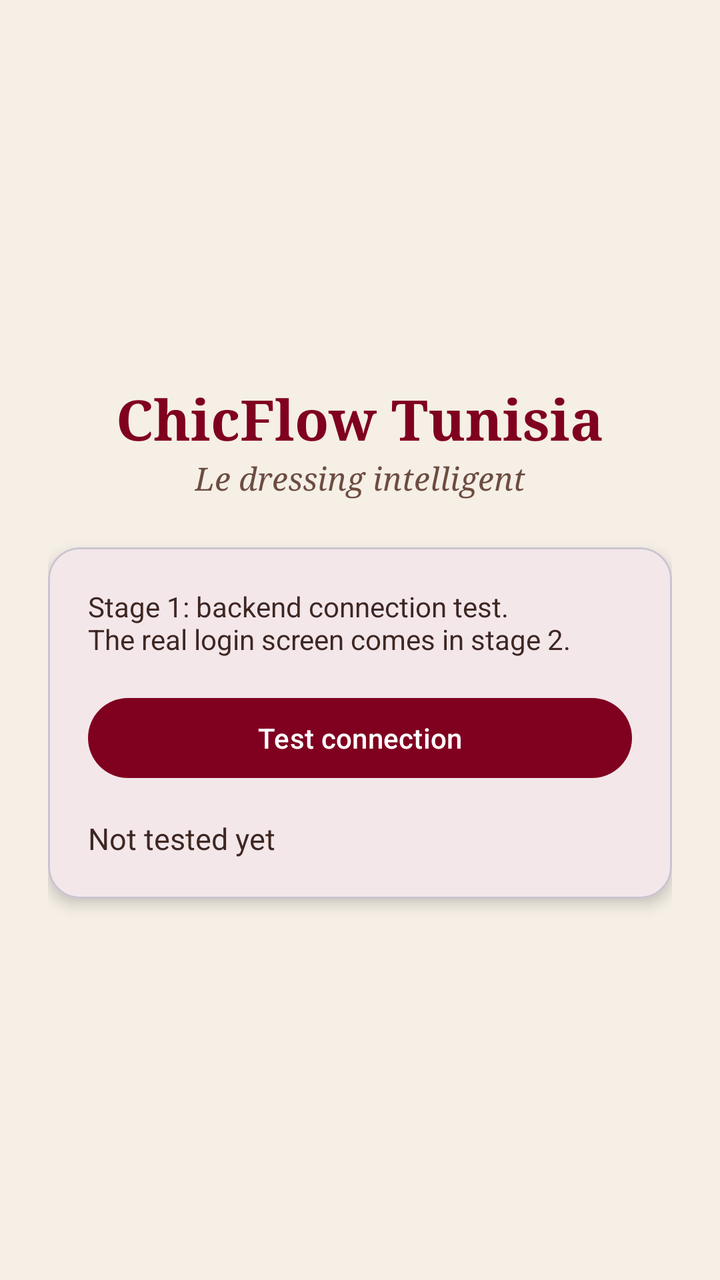
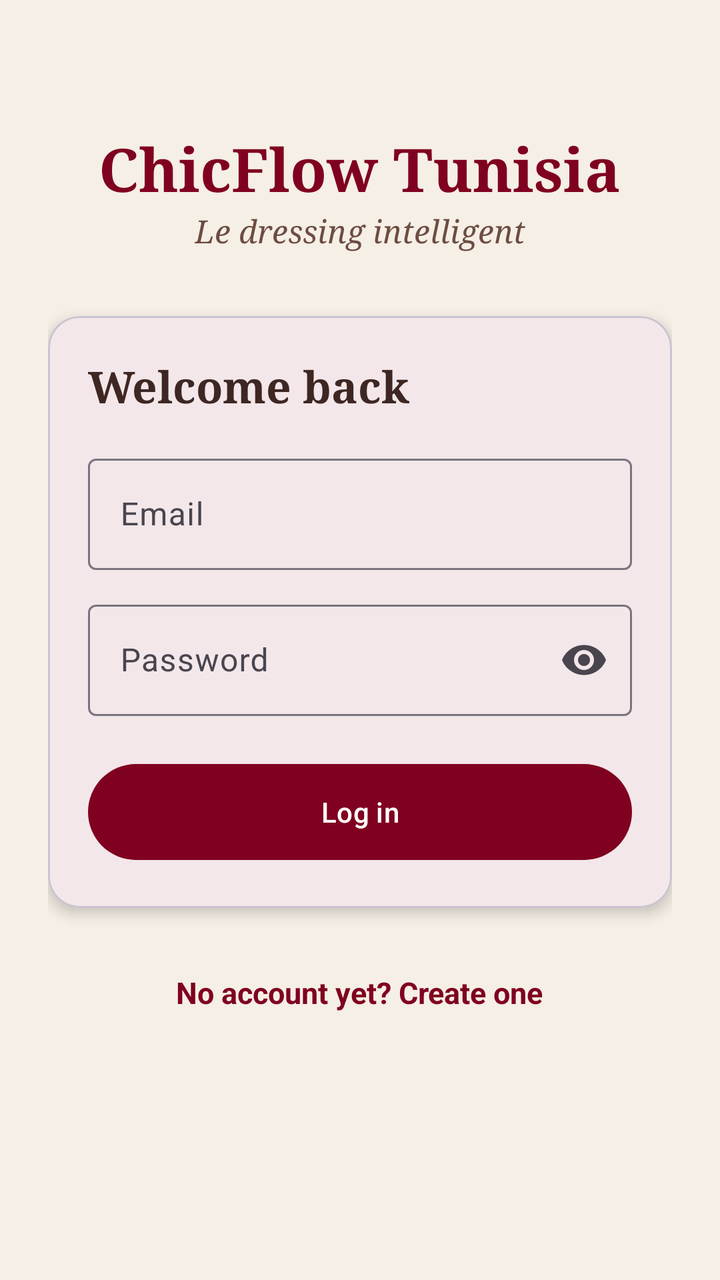

Compare the two renders of this Android layout. The source of the first and the diff that turns it into the second are given below.
<!-- AndroidManifest.xml: application theme Theme.ChicFlow -->
<!-- res/layout/activity_login.xml -->
<?xml version="1.0" encoding="utf-8"?>
<ScrollView xmlns:android="http://schemas.android.com/apk/res/android"
    xmlns:app="http://schemas.android.com/apk/res-auto"
    android:layout_width="match_parent"
    android:layout_height="match_parent"
    android:background="@color/cf_beige"
    android:fillViewport="true">

    <LinearLayout
        android:layout_width="match_parent"
        android:layout_height="match_parent"
        android:gravity="center"
        android:orientation="vertical"
        android:padding="24dp">

        <TextView
            android:layout_width="wrap_content"
            android:layout_height="wrap_content"
            android:fontFamily="serif"
            android:text="@string/app_name"
            android:textColor="@color/cf_burgundy"
            android:textSize="28sp"
            android:textStyle="bold" />

        <TextView
            android:layout_width="wrap_content"
            android:layout_height="wrap_content"
            android:layout_marginBottom="24dp"
            android:fontFamily="serif"
            android:text="@string/app_tagline"
            android:textColor="@color/cf_brown_light"
            android:textSize="16sp"
            android:textStyle="italic" />

        <com.google.android.material.card.MaterialCardView
            android:layout_width="match_parent"
            android:layout_height="wrap_content"
            app:cardBackgroundColor="@color/cf_white"
            app:cardCornerRadius="16dp"
            app:cardElevation="4dp">

            <LinearLayout
                android:layout_width="match_parent"
                android:layout_height="wrap_content"
                android:orientation="vertical"
                android:padding="20dp">

                <TextView
                    android:layout_width="match_parent"
                    android:layout_height="wrap_content"
                    android:text="@string/stage1_notice"
                    android:textColor="@color/cf_brown"
                    android:textSize="14sp" />

                <com.google.android.material.button.MaterialButton
                    android:id="@+id/btnTestConnection"
                    android:layout_width="match_parent"
                    android:layout_height="wrap_content"
                    android:layout_marginTop="16dp"
                    android:text="@string/btn_test_connection" />

                <TextView
                    android:id="@+id/tvStatus"
                    android:layout_width="match_parent"
                    android:layout_height="wrap_content"
                    android:layout_marginTop="16dp"
                    android:text="@string/status_idle"
                    android:textColor="@color/cf_brown"
                    android:textSize="15sp" />
            </LinearLayout>
        </com.google.android.material.card.MaterialCardView>
    </LinearLayout>
</ScrollView>
<!-- resources referenced by this layout -->
<resources>
  <color name="cf_beige">#F5EFE6</color>
  <color name="cf_brown">#3E2723</color>
  <color name="cf_brown_light">#6D4C41</color>
  <color name="cf_burgundy">#800020</color>
  <color name="cf_white">#FFFFFF</color>
  <string name="app_name">ChicFlow Tunisia</string>
  <string name="app_tagline">Le dressing intelligent</string>
  <string name="btn_test_connection">Test connection</string>
  <string name="stage1_notice">Stage 1: backend connection test.\nThe real login screen comes in stage 2.</string>
  <string name="status_idle">Not tested yet</string>
  <style name="Theme.ChicFlow" parent="Theme.Material3.Light.NoActionBar">
          <item name="colorPrimary">@color/cf_burgundy</item>
          <item name="colorOnPrimary">@color/cf_white</item>
          <item name="colorPrimaryContainer">@color/cf_beige_dark</item>
          <item name="colorOnPrimaryContainer">@color/cf_brown</item>
          <item name="colorSecondary">@color/cf_brown</item>
          <item name="colorOnSecondary">@color/cf_white</item>
          <item name="colorSurface">@color/cf_white</item>
          <item name="colorOnSurface">@color/cf_brown</item>
          <item name="android:colorBackground">@color/cf_beige</item>
          <item name="colorError">@color/cf_error</item>
          <item name="android:statusBarColor">@color/cf_beige</item>
          <item name="android:windowLightStatusBar">true</item>
      </style>
  <color name="cf_beige_dark">#E8DCC8</color>
  <color name="cf_error">#B3261E</color>
</resources>

<!-- the commit's change to res/layout/activity_login.xml (unified diff, before → after) -->
@@ -8,10 +8,13 @@
 
     <LinearLayout
         android:layout_width="match_parent"
-        android:layout_height="match_parent"
-        android:gravity="center"
+        android:layout_height="wrap_content"
+        android:gravity="center_horizontal"
         android:orientation="vertical"
-        android:padding="24dp">
+        android:paddingStart="24dp"
+        android:paddingTop="64dp"
+        android:paddingEnd="24dp"
+        android:paddingBottom="24dp">
 
         <TextView
             android:layout_width="wrap_content"
@@ -19,13 +22,13 @@
             android:fontFamily="serif"
             android:text="@string/app_name"
             android:textColor="@color/cf_burgundy"
-            android:textSize="28sp"
+            android:textSize="30sp"
             android:textStyle="bold" />
 
         <TextView
             android:layout_width="wrap_content"
             android:layout_height="wrap_content"
-            android:layout_marginBottom="24dp"
+            android:layout_marginBottom="32dp"
             android:fontFamily="serif"
             android:text="@string/app_tagline"
             android:textColor="@color/cf_brown_light"
@@ -46,28 +49,84 @@
                 android:padding="20dp">
 
                 <TextView
+                    android:layout_width="wrap_content"
+                    android:layout_height="wrap_content"
+                    android:layout_marginBottom="16dp"
+                    android:fontFamily="serif"
+                    android:text="@string/login_title"
+                    android:textColor="@color/cf_brown"
+                    android:textSize="22sp"
+                    android:textStyle="bold" />
+
+                <com.google.android.material.textfield.TextInputLayout
+                    android:id="@+id/tilEmail"
+                    style="@style/Widget.Material3.TextInputLayout.OutlinedBox"
                     android:layout_width="match_parent"
                     android:layout_height="wrap_content"
-                    android:text="@string/stage1_notice"
-                    android:textColor="@color/cf_brown"
-                    android:textSize="14sp" />
+                    android:hint="@string/hint_email">
+
+                    <com.google.android.material.textfield.TextInputEditText
+                        android:id="@+id/etEmail"
+                        android:layout_width="match_parent"
+                        android:layout_height="wrap_content"
+                        android:inputType="textEmailAddress"
+                        android:maxLines="1" />
+                </com.google.android.material.textfield.TextInputLayout>
+
+                <com.google.android.material.textfield.TextInputLayout
+                    android:id="@+id/tilPassword"
+                    style="@style/Widget.Material3.TextInputLayout.OutlinedBox"
+                    android:layout_width="match_parent"
+                    android:layout_height="wrap_content"
+                    android:layout_marginTop="12dp"
+                    android:hint="@string/hint_password"
+                    app:endIconMode="password_toggle">
+
+                    <com.google.android.material.textfield.TextInputEditText
+                        android:id="@+id/etPassword"
+                        android:layout_width="match_parent"
+                        android:layout_height="wrap_content"
+                        android:imeOptions="actionDone"
+                        android:inputType="textPassword"
+                        android:maxLines="1" />
+                </com.google.android.material.textfield.TextInputLayout>
+
+                <TextView
+                    android:id="@+id/tvError"
+                    android:layout_width="match_parent"
+                    android:layout_height="wrap_content"
+                    android:layout_marginTop="12dp"
+                    android:textColor="@color/cf_error"
+                    android:textSize="14sp"
+                    android:visibility="gone" />
 
                 <com.google.android.material.button.MaterialButton
-                    android:id="@+id/btnTestConnection"
+                    android:id="@+id/btnLogin"
                     android:layout_width="match_parent"
+                    android:layout_height="56dp"
+                    android:layout_marginTop="20dp"
+                    android:text="@string/btn_login" />
+
+                <com.google.android.material.progressindicator.CircularProgressIndicator
+                    android:id="@+id/progress"
+                    android:layout_width="wrap_content"
                     android:layout_height="wrap_content"
-                    android:layout_marginTop="16dp"
-                    android:text="@string/btn_test_connection" />
-
-                <TextView
-                    android:id="@+id/tvStatus"
-                    android:layout_width="match_parent"
-                    android:layout_height="wrap_content"
-                    android:layout_marginTop="16dp"
-                    android:text="@string/status_idle"
-                    android:textColor="@color/cf_brown"
-                    android:textSize="15sp" />
+                    android:layout_gravity="center_horizontal"
+                    android:layout_marginTop="12dp"
+                    android:indeterminate="true"
+                    android:visibility="gone" />
             </LinearLayout>
         </com.google.android.material.card.MaterialCardView>
+
+        <TextView
+            android:id="@+id/tvGoRegister"
+            android:layout_width="wrap_content"
+            android:layout_height="wrap_content"
+            android:layout_marginTop="24dp"
+            android:padding="8dp"
+            android:text="@string/link_to_register"
+            android:textColor="@color/cf_burgundy"
+            android:textSize="15sp"
+            android:textStyle="bold" />
     </LinearLayout>
 </ScrollView>
<!-- resource entries referenced after the edit -->
@@ -7,9 +7,11 @@
   <color name="cf_white">#FFFFFF</color>
   <string name="app_name">ChicFlow Tunisia</string>
   <string name="app_tagline">Le dressing intelligent</string>
-  <string name="btn_test_connection">Test connection</string>
-  <string name="stage1_notice">Stage 1: backend connection test.\nThe real login screen comes in stage 2.</string>
-  <string name="status_idle">Not tested yet</string>
+  <string name="btn_login">Log in</string>
+  <string name="hint_email">Email</string>
+  <string name="hint_password">Password</string>
+  <string name="link_to_register">No account yet? Create one</string>
+  <string name="login_title">Welcome back</string>
   <style name="Theme.ChicFlow" parent="Theme.Material3.Light.NoActionBar">
           <item name="colorPrimary">@color/cf_burgundy</item>
           <item name="colorOnPrimary">@color/cf_white</item>
